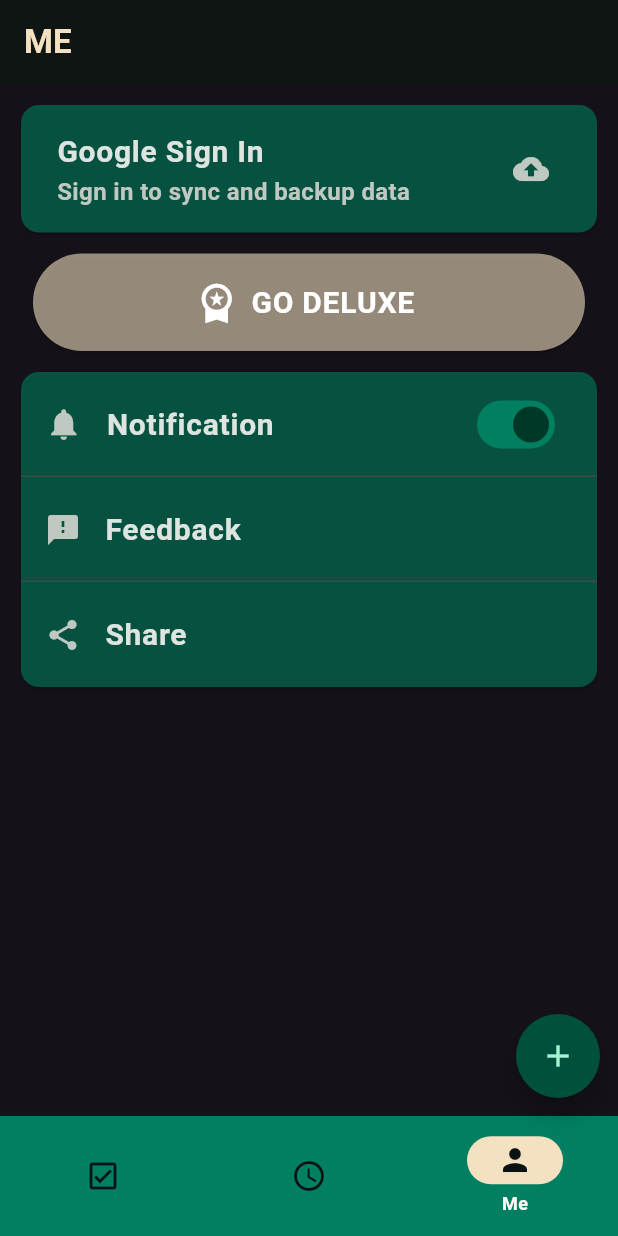
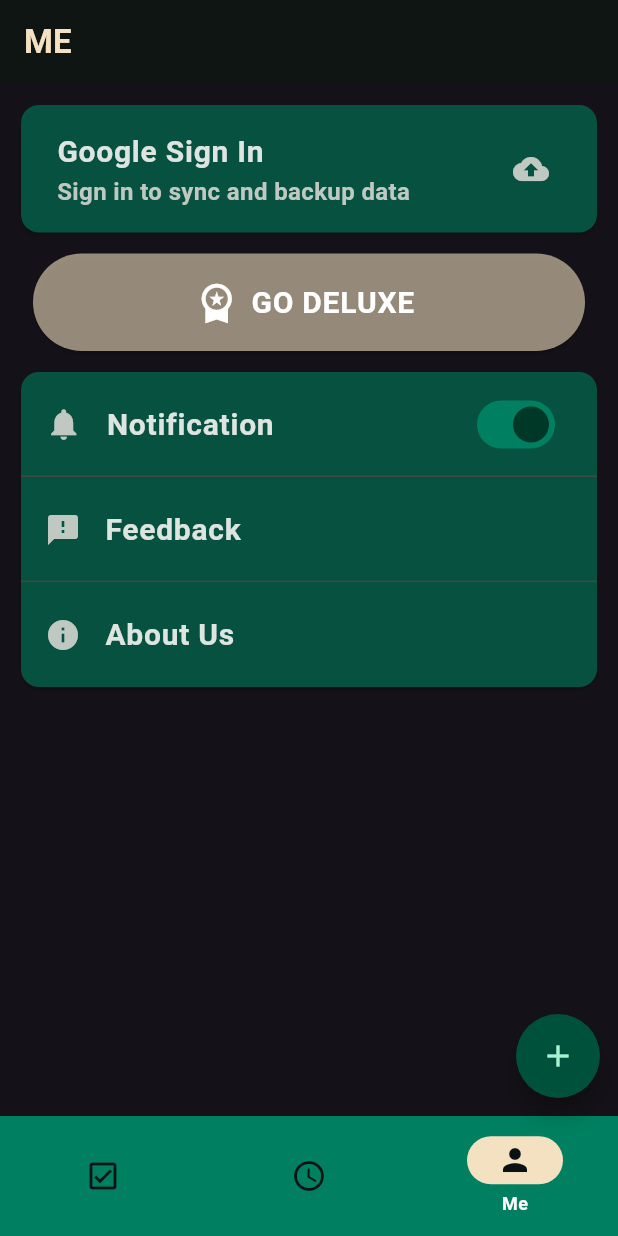
Before and after one commit to ChrisRamirez11/wellnest, a Flutter app: the screen it shows after launch, swiped to page 3, on a phone screen of 412 x 824 dp. Run offline on Flutter 3.47's test engine with Material 3 defaults, Android fonts, the phone set to English and light mode, and no system bars; our stand-ins replace dartz, flutter_local_notifications, flutter_riverpod, flutter_timezone, google_sign_in, isar and 4 more; accounts and stored records are empty; generated files the repository leaves out were written again; Roboto replaces fonts that are missing (Karla).

Commit message:
settings body updated to like it should

```diff
--- a/lib/feature/settings/presentation/widgets/settings_body.dart
+++ b/lib/feature/settings/presentation/widgets/settings_body.dart
@@ -110,9 +110,9 @@ class _SettingsBodyState extends ConsumerState<SettingsBody> {
             ListTile(
               minTileHeight: 70,
               leading: Icon(
-                Icons.share,
+                Icons.info,
               ),
-              title: Text('Share'),
+              title: Text('About Us'),
             ),
           ],
         ),
```
